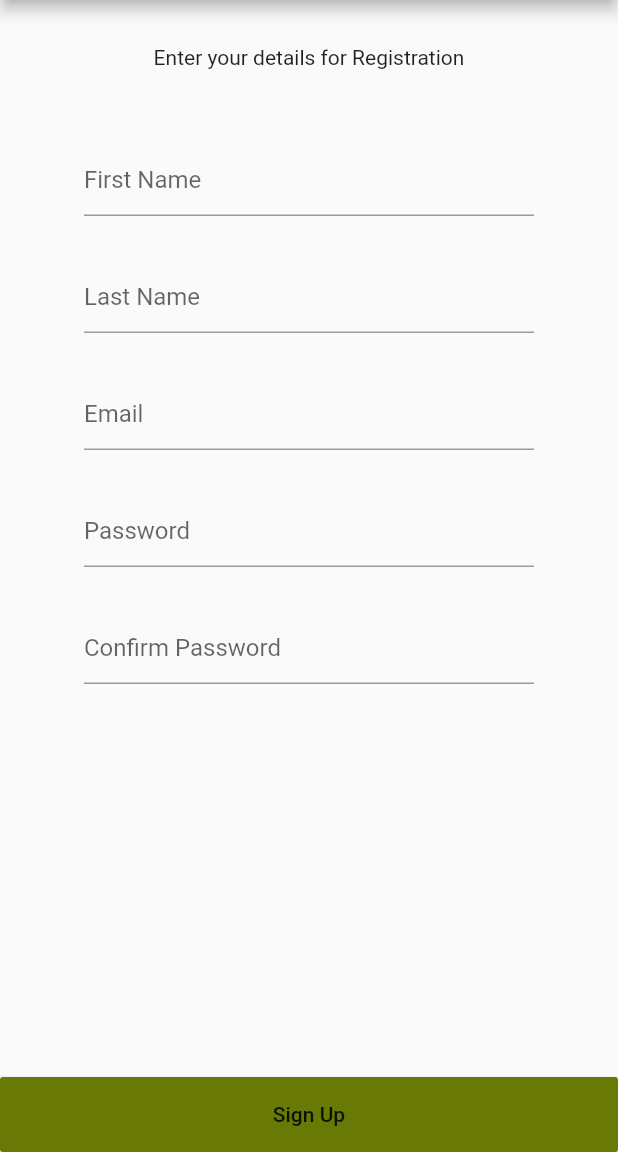
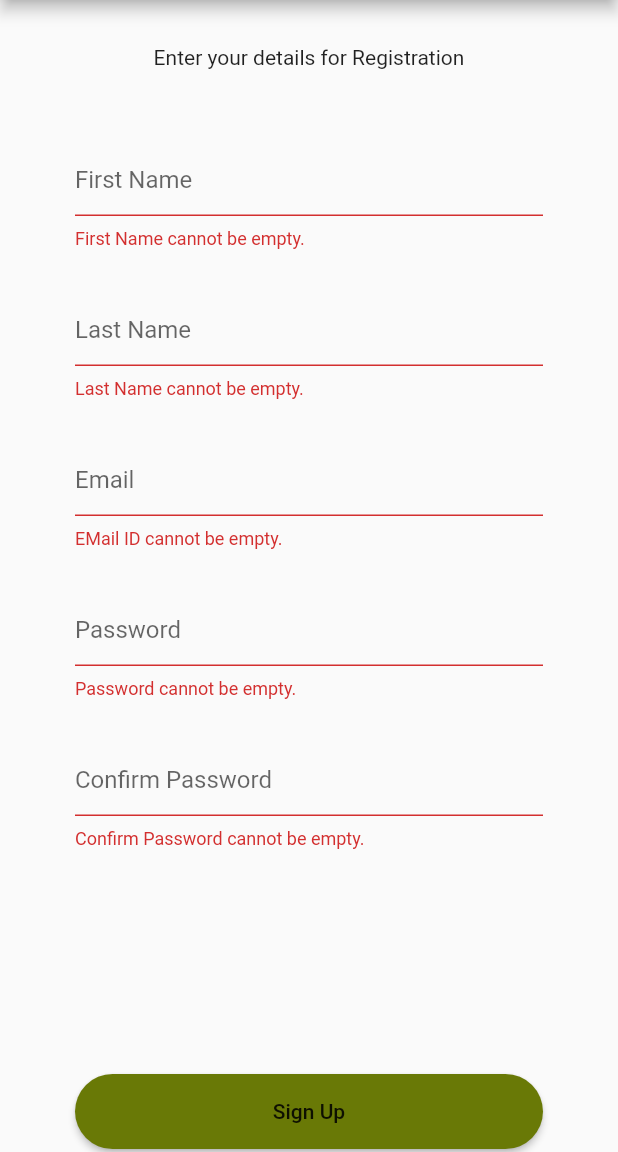
Before and after one commit to SoftHeroes/UKMF_Laravel, a Flutter app: the SignUp screen opened directly, after a tap on "Sign Up", on a phone screen of 412 x 824 dp, the part 84-1236 px from its top. Run offline on Flutter 3.47's test engine with Material 2 defaults, Android fonts, the light colour scheme and no system bars; our stand-ins replace auto_size_text, flare_flutter, toast; missing offline and left inert: async_loader, flare_dart; project files that could hold a hidden picture were left out.

Commit message:
Adding Code for Signup Page

```diff
--- a/Flutter/ukmf/lib/main.dart
+++ b/Flutter/ukmf/lib/main.dart
@@ -1,5 +1,4 @@
 import 'package:ukmf/signUp/signup.dart';
-import 'package:ukmf/signUp/signup_test.dart';
 
 import './appTheme.dart';
 
@@ -14,7 +13,7 @@ class MyApp extends StatelessWidget {
   Widget build(BuildContext context) {
     return MaterialApp(
       theme: ThemeData(primarySwatch: AppTheme().myPrimaryMaterialColor),
-      home: SignUpTest(),
+      home: SignUp(),
       // home: MobileNumberVerification(),
     );
   }
--- a/Flutter/ukmf/lib/signUp/emailField.dart
+++ b/Flutter/ukmf/lib/signUp/emailField.dart
@@ -14,6 +14,12 @@ class EmailField extends StatelessWidget {
         hintStyle: AppTheme(appTextColor: Colors.grey).appTextStyle,
         hintText: 'Email',
       ),
+      validator: (String textValue) {
+        if (textValue.length == 0)
+          return "EMail ID cannot be empty.";
+        else
+          return null;
+      },
     );
   }
 }
--- a/Flutter/ukmf/lib/signUp/nameFields.dart
+++ b/Flutter/ukmf/lib/signUp/nameFields.dart
@@ -15,6 +15,12 @@ class FirstName extends StatelessWidget {
         hintStyle: AppTheme(appTextColor: Colors.grey).appTextStyle,
         hintText: 'First Name',
       ),
+      validator: (String textValue) {
+        if (textValue.length == 0)
+          return "First Name cannot be empty.";
+        else
+          return null;
+      },
     );
   }
 }
@@ -32,6 +38,12 @@ class LastName extends StatelessWidget {
         hintStyle: AppTheme(appTextColor: Colors.grey).appTextStyle,
         hintText: 'Last Name',
       ),
+      validator: (String textValue) {
+        if (textValue.length == 0)
+          return "Last Name cannot be empty.";
+        else
+          return null;
+      },
     );
   }
 }
--- a/Flutter/ukmf/lib/signUp/passwordFields.dart
+++ b/Flutter/ukmf/lib/signUp/passwordFields.dart
@@ -16,6 +16,12 @@ class ConfirmPasswordField extends StatelessWidget {
         hintStyle: AppTheme(appTextColor: Colors.grey).appTextStyle,
         hintText: 'Confirm Password',
       ),
+      validator: (String textValue) {
+        if (textValue.length == 0)
+          return "Confirm Password cannot be empty.";
+        else
+          return null;
+      },
     );
   }
 }
@@ -34,6 +40,12 @@ class PasswordField extends StatelessWidget {
         hintStyle: AppTheme(appTextColor: Colors.grey).appTextStyle,
         hintText: 'Password',
       ),
+      validator: (String textValue) {
+        if (textValue.length == 0)
+          return "Password cannot be empty.";
+        else
+          return null;
+      },
     );
   }
 }
--- a/Flutter/ukmf/lib/signUp/signup.dart
+++ b/Flutter/ukmf/lib/signUp/signup.dart
@@ -10,10 +10,12 @@ import 'emailField.dart';
 import 'nameFields.dart';
 
 class SignUp extends StatelessWidget {
+  final _formKey = GlobalKey<FormState>();
+
   @override
   Widget build(BuildContext context) {
     return Scaffold(
-      resizeToAvoidBottomInset: true,
+      resizeToAvoidBottomPadding: true,
       appBar: AppBar(
         title: Text('Sign up'),
         backgroundColor: AppTheme().myPrimaryMaterialColor.shade500,
@@ -28,23 +30,30 @@ class SignUp extends StatelessWidget {
           ),
         ),
       ),
-      body: Form(
+      body: LayoutBuilder(
+        builder: (BuildContext context, BoxConstraints viewportConstraints) {
+          return Form(
+            key: _formKey,
+            child: SingleChildScrollView(
+              child: ConstrainedBox(
+                constraints: BoxConstraints(
+                  minHeight: viewportConstraints.maxHeight - 50,
+                ),
+                child: Container(
+                  padding: EdgeInsets.fromLTRB(50, 30, 50, 0),
+                  width: viewportConstraints.maxWidth,
                   child: Column(
                     children: <Widget>[
-            Padding(
-              padding: const EdgeInsets.fromLTRB(0, 30, 0, 0),
+                      Center(
                         child: Text(
                           'Enter your details for Registration',
-                style: AppTheme(appTextColor: Colors.black).appTextStyle,
+                          style:
+                              AppTheme(appTextColor: Colors.black).appTextStyle,
                         ),
                       ),
                       SizedBox(
                         height: 50,
                       ),
-            Container(
-              width: 300,
-              child: Column(
-                children: <Widget>[
                       FirstName(),
                       SizedBox(
                         height: 30,
@@ -61,13 +70,19 @@ class SignUp extends StatelessWidget {
                       SizedBox(
                         height: 30,
                       ),
-                  ConfirmPasswordField()
+                      ConfirmPasswordField(),
+                      SizedBox(
+                        height: 150,
+                      ),
+                      SignupButton(formKey: _formKey)
+                      // SignupButton()
                     ],
                   ),
                 ),
-            SignupButton()
-          ],
               ),
+            ),
+          );
+        },
       ),
     );
   }
--- a/Flutter/ukmf/lib/signUp/signupButton.dart
+++ b/Flutter/ukmf/lib/signUp/signupButton.dart
@@ -2,26 +2,31 @@ import '../appTheme.dart';
 import 'package:flutter/material.dart';
 
 class SignupButton extends StatelessWidget {
-  const SignupButton({
-    Key key,
-  }) : super(key: key);
+  final GlobalKey<FormState> formKey;
+
+  SignupButton({this.formKey});
 
   @override
   Widget build(BuildContext context) {
-    return Expanded(
-      child: Stack(alignment: Alignment.bottomCenter, children: <Widget>[
+    return Stack(
+      alignment: Alignment.bottomCenter,
+      children: <Widget>[
         MaterialButton(
           disabledColor: Colors.grey,
           minWidth: double.infinity,
           height: 50.0,
-          onPressed: () {},
+          onPressed: () {
+            if (formKey.currentState.validate()) {}
+          },
           color: AppTheme().myPrimaryMaterialColor.shade800,
+          shape: new RoundedRectangleBorder(
+              borderRadius: new BorderRadius.circular(30.0)),
           child: Text(
             'Sign Up',
             style: AppTheme(appTextColor: Colors.white).appTextStyle,
           ),
         ),
-      ]),
+      ],
     );
   }
 }
```
Also changed, not shown: Flutter/ukmf/lib/signUp/signup_.dart (added, +74 -0 lines), Flutter/ukmf/lib/signUp/signup_test.dart (deleted, +0 -82 lines). Lines whose indentation alone changed are shown as unchanged.
